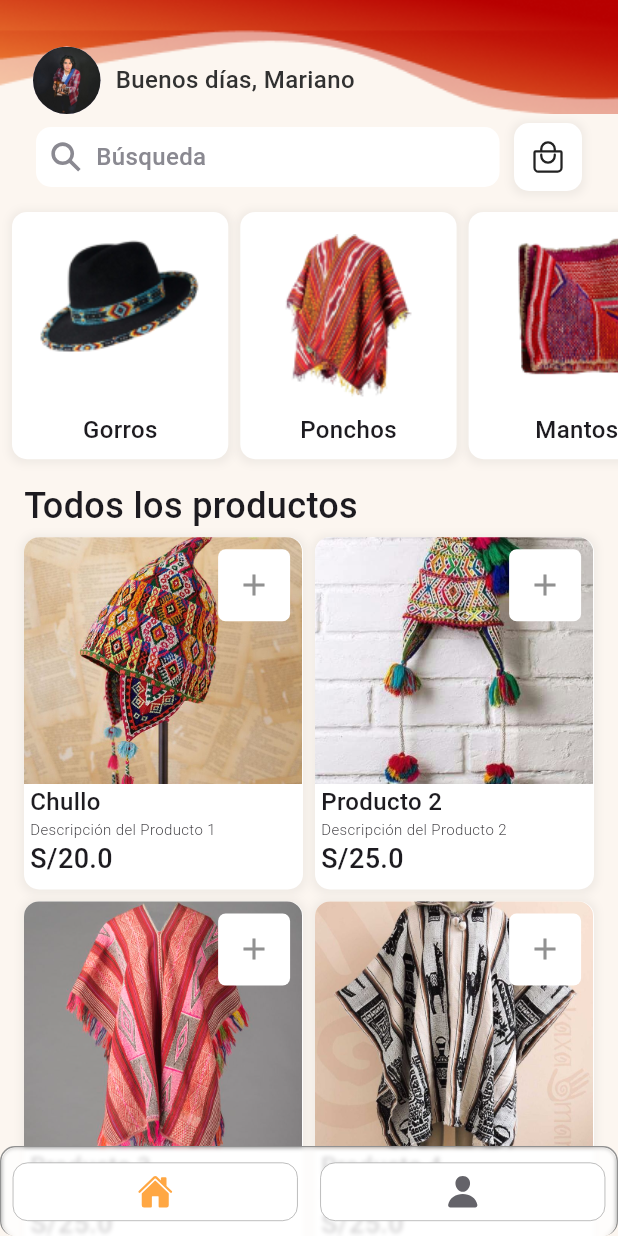
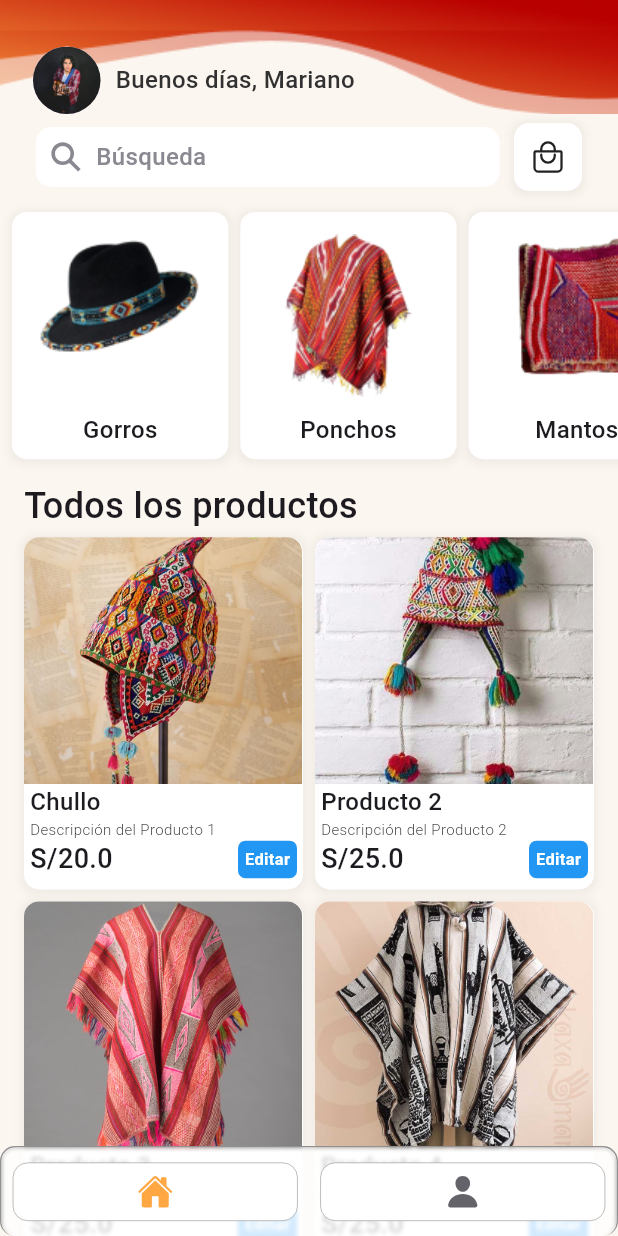
Before and after one commit to Esclender/wayllu-project, a Flutter app: the screen it shows after launch, on a phone screen of 412 x 824 dp. Run offline on Flutter 3.47's test engine with Material 3 defaults, Android fonts, the light colour scheme and no system bars; drawn by our look-alikes of auto_size_text; our stand-ins replace auto_route, flutter_hooks, get_it, hexcolor, image_picker, ionicons; Roboto replaces fonts that are missing (Gotham).

Commit message:
Se agrega booleana para cambiar el estado de la interfaz segun el usuario

```diff
--- a/lib/src/presentation/views/home_screen.dart
+++ b/lib/src/presentation/views/home_screen.dart
@@ -25,7 +25,7 @@ class HomeScreen extends HookWidget {
         slivers: [
           SliverAppBar(
             expandedHeight: 68.0,
-            floating: true,
+            floating: false,
             backgroundColor: Colors.transparent,
             flexibleSpace: FlexibleSpaceBar(
               background: topVector(context),
@@ -179,6 +179,7 @@ class HomeScreen extends HookWidget {
                                   child: productsHome(
                                     context,
                                     productos[evenIndex],
+                                    false
                                   ),
                                 ),
                                 const SizedBox(
@@ -189,6 +190,7 @@ class HomeScreen extends HookWidget {
                                       ? productsHome(
                                           context,
                                           productos[oddIndex],
+                                          false
                                         )
                                       : Container(),
                                 ),
@@ -216,7 +218,7 @@ class HomeScreen extends HookWidget {
   }
 }
 
-Container productsHome(BuildContext context, Producto producto) {
+Container productsHome(BuildContext context, Producto producto, bool isAdmin) {
   return Container(
     width: MediaQuery.of(context).size.width * 0.45,
     height: MediaQuery.of(context).size.height * 0.285,
@@ -258,23 +260,22 @@ Container productsHome(BuildContext context, Producto producto) {
             Positioned(
           top: 8.0, // Ajusta la posición del botón según sea necesario
           right: 8.0,
-          child:
-          Container(
-
+          child: isAdmin
+                    ? Container(
+                  padding: EdgeInsets.all(4.5),
                   decoration: BoxDecoration(
                     color: bottomNavBar,
                     borderRadius: BorderRadius.circular(5),
+                    border: Border.all(width: 0.2, color: iconColor),
                   ),
-            child: IconButton(
-             // padding: EdgeInsets.all(2),
-              icon: Icon(Icons.add),
-              onPressed: () {
-                // Lógica para agregar al carrito
-              },
-              color: bottomNavBarStroke,
+                  child: Icon(
+                    Ionicons.add,
+                    color: iconColor,
                   ),
+                )
+              : Container(),
         ),
-       ),
+
              ],
           ),
 
@@ -297,12 +298,33 @@ Container productsHome(BuildContext context, Producto producto) {
                       fontSize: 10,
                       fontWeight: FontWeight.w300),
                 ),
+                Row(
+                  mainAxisAlignment: MainAxisAlignment.spaceBetween,
+                  children: [
                     Text(
                       'S/' + producto.price.toString(),
                       style: TextStyle(
                           fontFamily: 'Gotham',
                           fontSize: 18,
                           fontWeight: FontWeight.w500),
+                    ),
+                    if(!isAdmin)
+                    Container(
+                  padding: EdgeInsets.all(4.5),
+                  decoration: BoxDecoration(
+                    color: Colors.blue, // Puedes cambiar el color según tus necesidades
+                    borderRadius: BorderRadius.circular(5),
+                  ),
+                  child: Text(
+                    'Editar',
+                    style: TextStyle(
+                      color: Colors.white,
+                      fontSize: 11,
+                      fontWeight: FontWeight.bold,
+                    ),
+                  ),
+                    )
+                  ],
                 )
               ],
             ),
--- a/lib/src/utils/constants/colors.dart
+++ b/lib/src/utils/constants/colors.dart
@@ -9,3 +9,4 @@ HexColor mainColor = HexColor('#B80000');
 HexColor secondaryColor = HexColor('#FFA743');
 HexColor thirdColor = HexColor('#A4B304');
 HexColor fourthColor = HexColor('#007A98');
+HexColor iconColor = HexColor('#241E20');
```
Lines whose indentation alone changed are shown as unchanged.
